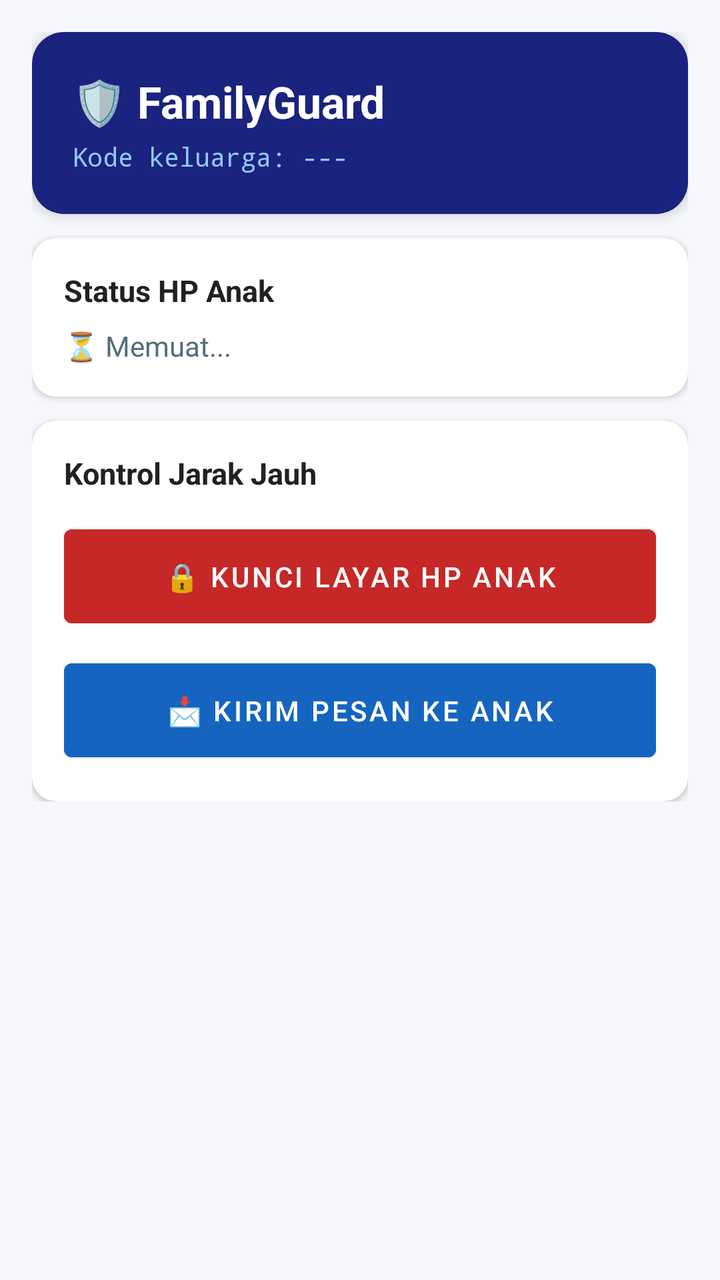
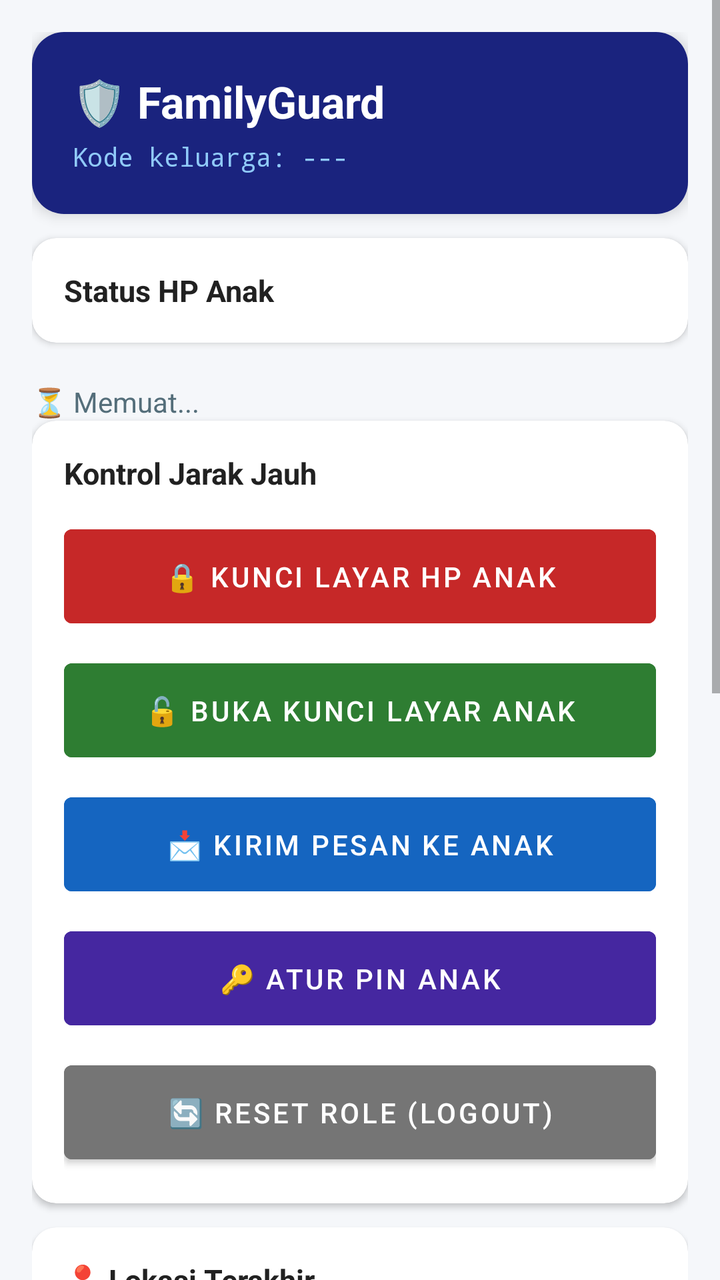

Before-and-after screenshots of an Android layout around one commit, followed by the original layout XML and the change that was made.
<!-- AndroidManifest.xml: application theme Theme.FamilyGuard -->
<!-- res/layout/activity_parent_dashboard.xml -->
<?xml version="1.0" encoding="utf-8"?>
<ScrollView xmlns:android="http://schemas.android.com/apk/res/android"
    xmlns:app="http://schemas.android.com/apk/res-auto"
    android:layout_width="match_parent"
    android:layout_height="match_parent"
    android:background="#F5F7FA">

    <LinearLayout
        android:layout_width="match_parent"
        android:layout_height="wrap_content"
        android:orientation="vertical"
        android:padding="16dp">

        
        <androidx.cardview.widget.CardView
            android:layout_width="match_parent"
            android:layout_height="wrap_content"
            android:layout_marginBottom="12dp"
            app:cardCornerRadius="16dp"
            app:cardElevation="4dp">

            <LinearLayout
                android:layout_width="match_parent"
                android:layout_height="wrap_content"
                android:background="#1A237E"
                android:orientation="vertical"
                android:padding="20dp">

                <TextView
                    android:layout_width="wrap_content"
                    android:layout_height="wrap_content"
                    android:text="🛡️ FamilyGuard"
                    android:textColor="#FFFFFF"
                    android:textSize="22sp"
                    android:textStyle="bold" />

                <TextView
                    android:id="@+id/tvFamilyCode"
                    android:layout_width="wrap_content"
                    android:layout_height="wrap_content"
                    android:layout_marginTop="4dp"
                    android:text="Kode keluarga: ---"
                    android:textColor="#90CAF9"
                    android:textSize="13sp"
                    android:fontFamily="monospace"/>
            </LinearLayout>
        </androidx.cardview.widget.CardView>

        
        <androidx.cardview.widget.CardView
            android:layout_width="match_parent"
            android:layout_height="wrap_content"
            android:layout_marginBottom="12dp"
            app:cardCornerRadius="12dp"
            app:cardElevation="2dp">

            <LinearLayout
                android:layout_width="match_parent"
                android:layout_height="wrap_content"
                android:orientation="vertical"
                android:padding="16dp">

                <TextView
                    android:layout_width="wrap_content"
                    android:layout_height="wrap_content"
                    android:text="Status HP Anak"
                    android:textColor="#212121"
                    android:textSize="15sp"
                    android:textStyle="bold" />

                <TextView
                    android:id="@+id/tvDeviceStatus"
                    android:layout_width="match_parent"
                    android:layout_height="wrap_content"
                    android:layout_marginTop="8dp"
                    android:text="⏳ Memuat..."
                    android:textColor="#546E7A"
                    android:textSize="14sp" />
            </LinearLayout>
        </androidx.cardview.widget.CardView>

        
        <androidx.cardview.widget.CardView
            android:layout_width="match_parent"
            android:layout_height="wrap_content"
            app:cardCornerRadius="12dp"
            app:cardElevation="2dp">

            <LinearLayout
                android:layout_width="match_parent"
                android:layout_height="wrap_content"
                android:orientation="vertical"
                android:padding="16dp">

                <TextView
                    android:layout_width="wrap_content"
                    android:layout_height="wrap_content"
                    android:text="Kontrol Jarak Jauh"
                    android:textColor="#212121"
                    android:textSize="15sp"
                    android:textStyle="bold" />

                <Button
                    android:id="@+id/btnLockScreen"
                    android:layout_width="match_parent"
                    android:layout_height="wrap_content"
                    android:layout_marginTop="12dp"
                    android:backgroundTint="#C62828"
                    android:enabled="false"
                    android:padding="14dp"
                    android:text="🔒 Kunci Layar HP Anak"
                    android:textColor="#FFFFFF" />

                <Button
                    android:id="@+id/btnSendMessage"
                    android:layout_width="match_parent"
                    android:layout_height="wrap_content"
                    android:layout_marginTop="8dp"
                    android:backgroundTint="#1565C0"
                    android:enabled="false"
                    android:padding="14dp"
                    android:text="📩 Kirim Pesan ke Anak"
                    android:textColor="#FFFFFF" />

            </LinearLayout>
        </androidx.cardview.widget.CardView>

    </LinearLayout>
</ScrollView>
<!-- resources referenced by this layout -->
<resources>
  <style name="Theme.FamilyGuard" parent="Theme.MaterialComponents.Light.NoActionBar">
          <item name="colorPrimary">#1A237E</item>
          <item name="colorPrimaryVariant">#0D47A1</item>
          <item name="colorOnPrimary">#FFFFFF</item>
          <item name="colorSecondary">#00695C</item>
          <item name="colorOnSecondary">#FFFFFF</item>
          <item name="android:statusBarColor">#1A237E</item>
      </style>
</resources>

<!-- the commit's change to res/layout/activity_parent_dashboard.xml (unified diff, before → after) -->
@@ -68,18 +68,19 @@
                     android:textSize="15sp"
                     android:textStyle="bold" />
 
-                <TextView
-                    android:id="@+id/tvDeviceStatus"
-                    android:layout_width="match_parent"
-                    android:layout_height="wrap_content"
-                    android:layout_marginTop="8dp"
-                    android:text="⏳ Memuat..."
-                    android:textColor="#546E7A"
-                    android:textSize="14sp" />
-            </LinearLayout>
-        </androidx.cardview.widget.CardView>
-
-        
+            </LinearLayout>
+        </androidx.cardview.widget.CardView>
+
+        
+        <TextView
+            android:id="@+id/tvDeviceStatus"
+            android:layout_width="match_parent"
+            android:layout_height="wrap_content"
+            android:layout_marginTop="8dp"
+            android:text="⏳ Memuat..."
+            android:textColor="#546E7A"
+            android:textSize="14sp" />
+
         <androidx.cardview.widget.CardView
             android:layout_width="match_parent"
             android:layout_height="wrap_content"
@@ -112,6 +113,17 @@
                     android:textColor="#FFFFFF" />
 
                 <Button
+                    android:id="@+id/btnUnlockScreen"
+                    android:layout_width="match_parent"
+                    android:layout_height="wrap_content"
+                    android:layout_marginTop="8dp"
+                    android:backgroundTint="#2E7D32"
+                    android:enabled="false"
+                    android:padding="14dp"
+                    android:text="🔓 Buka Kunci Layar Anak"
+                    android:textColor="#FFFFFF" />
+
+                <Button
                     android:id="@+id/btnSendMessage"
                     android:layout_width="match_parent"
                     android:layout_height="wrap_content"
@@ -122,6 +134,96 @@
                     android:text="📩 Kirim Pesan ke Anak"
                     android:textColor="#FFFFFF" />
 
+                <Button
+                    android:id="@+id/btnSetPin"
+                    android:layout_width="match_parent"
+                    android:layout_height="wrap_content"
+                    android:layout_marginTop="8dp"
+                    android:backgroundTint="#4527A0"
+                    android:enabled="false"
+                    android:padding="14dp"
+                    android:text="🔑 Atur PIN Anak"
+                    android:textColor="#FFFFFF" />
+
+                <Button
+                    android:id="@+id/btnResetRole"
+                    android:layout_width="match_parent"
+                    android:layout_height="wrap_content"
+                    android:layout_marginTop="8dp"
+                    android:backgroundTint="#757575"
+                    android:padding="14dp"
+                    android:text="🔄 Reset Role (Logout)"
+                    android:textColor="#FFFFFF" />
+
+            </LinearLayout>
+        </androidx.cardview.widget.CardView>
+
+        
+        <androidx.cardview.widget.CardView
+            android:layout_width="match_parent"
+            android:layout_height="wrap_content"
+            android:layout_marginTop="12dp"
+            app:cardCornerRadius="12dp"
+            app:cardElevation="2dp">
+
+            <LinearLayout
+                android:layout_width="match_parent"
+                android:layout_height="wrap_content"
+                android:orientation="vertical"
+                android:padding="16dp">
+
+                <TextView
+                    android:layout_width="wrap_content"
+                    android:layout_height="wrap_content"
+                    android:text="📍 Lokasi Terakhir"
+                    android:textColor="#212121"
+                    android:textSize="15sp"
+                    android:textStyle="bold" />
+
+                <TextView
+                    android:id="@+id/tvLocation"
+                    android:layout_width="match_parent"
+                    android:layout_height="wrap_content"
+                    android:layout_marginTop="8dp"
+                    android:text="Mencari lokasi..."
+                    android:textColor="#546E7A" />
+
+                <org.osmdroid.views.MapView
+                    android:id="@+id/mapView"
+                    android:layout_width="match_parent"
+                    android:layout_height="250dp"
+                    android:layout_marginTop="8dp"
+                    android:visibility="gone" />
+            </LinearLayout>
+        </androidx.cardview.widget.CardView>
+
+        
+        <androidx.cardview.widget.CardView
+            android:layout_width="match_parent"
+            android:layout_height="wrap_content"
+            android:layout_marginTop="12dp"
+            app:cardCornerRadius="12dp"
+            app:cardElevation="2dp">
+
+            <LinearLayout
+                android:layout_width="match_parent"
+                android:layout_height="wrap_content"
+                android:orientation="vertical"
+                android:padding="16dp">
+
+                <TextView
+                    android:layout_width="wrap_content"
+                    android:layout_height="wrap_content"
+                    android:text="📱 Aplikasi HP Anak"
+                    android:textColor="#212121"
+                    android:textSize="15sp"
+                    android:textStyle="bold" />
+
+                <androidx.recyclerview.widget.RecyclerView
+                    android:id="@+id/rvChildApps"
+                    android:layout_width="match_parent"
+                    android:layout_height="400dp"
+                    android:layout_marginTop="8dp" />
             </LinearLayout>
         </androidx.cardview.widget.CardView>
 
